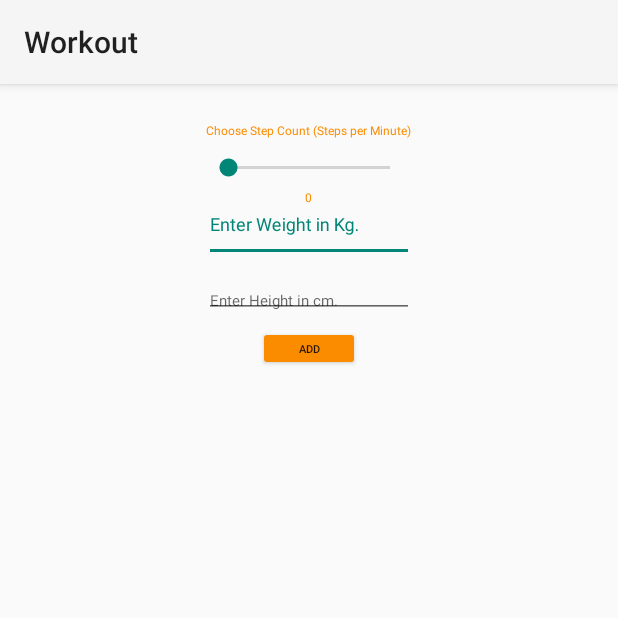
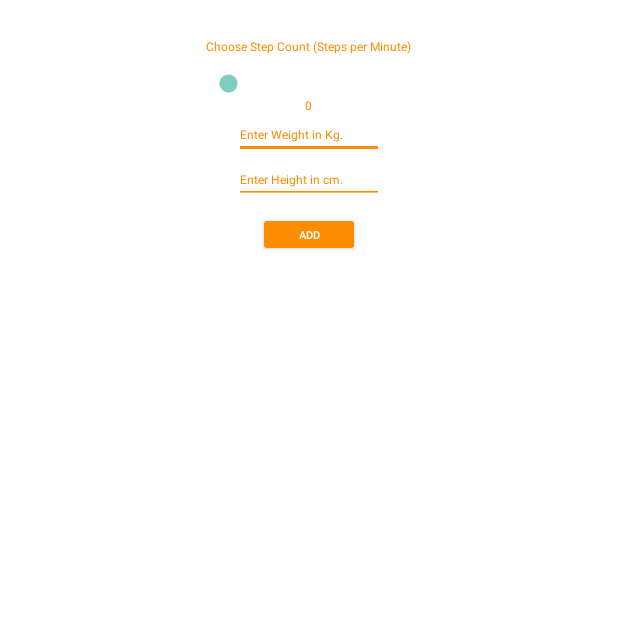
Before and after one commit to rafaelfagundes/AndroidWorkout, an Android app: the screen it shows after launch (MainActivity), on a phone screen of 412 x 824 dp, the top half of it. Run offline under Robolectric (Android 15) with nearby library versions, the phone set to English and light mode, and no system bars.

Commit message:
anusha Metta

```diff
--- a/app/src/main/java/com/rafaelfagundes/arrworkout/MainActivity.java
+++ b/app/src/main/java/com/rafaelfagundes/arrworkout/MainActivity.java
@@ -3,12 +3,14 @@ package com.rafaelfagundes.arrworkout;
 import androidx.appcompat.app.AppCompatActivity;
 
 import android.content.Context;
+import android.content.Intent;
 import android.content.SharedPreferences;
 import android.os.Bundle;
 import android.widget.Button;
 import android.widget.EditText;
 import android.widget.SeekBar;
 import android.widget.TextView;
+
 
 import com.google.android.material.textfield.TextInputLayout;
 
@@ -27,8 +29,8 @@ public class MainActivity extends AppCompatActivity {
         sharedPreferences = getSharedPreferences("WorkoutSessions", Context.MODE_PRIVATE);
 
 
-        heightEditText = ((TextInputLayout)findViewById(R.id.editText_height)).getEditText();
-        weightEditText = ((TextInputLayout)findViewById(R.id.editText_weight)).getEditText();
+        heightEditText = (findViewById(R.id.editText_height));
+        weightEditText = (findViewById(R.id.editText_weight));
 
         stepCountSeekBar = findViewById(R.id.seekBar);
             stepCountTextView = findViewById(R.id.textView2);
@@ -52,8 +54,10 @@ public class MainActivity extends AppCompatActivity {
 
         private void addWorkoutSession() {
             int stepCount = stepCountSeekBar.getProgress();
-            int height = Integer.parseInt(heightEditText.getText().toString());
-            int weight = Integer.parseInt(weightEditText.getText().toString());
+            int height = 0;
+            int weight = 0;
+             height = Integer.parseInt(heightEditText.getText().toString());
+             weight = Integer.parseInt(weightEditText.getText().toString());
 
             // Calculate stride
             double stride = height * 0.414;
@@ -85,6 +89,7 @@ public class MainActivity extends AppCompatActivity {
             editor.putFloat("caloriesBurned", (float) calories);
             editor.apply();
 
-            // Start new activity or perform necessary actions
+            Intent intent = new Intent(MainActivity.this, MainActivity2.class);
+            startActivity(intent);
         }
     }
--- a/app/src/main/java/com/rafaelfagundes/arrworkout/MainActivity2.java
+++ b/app/src/main/java/com/rafaelfagundes/arrworkout/MainActivity2.java
@@ -7,6 +7,8 @@ import android.os.Bundle;
 import androidx.appcompat.app.AppCompatActivity;
 import androidx.recyclerview.widget.LinearLayoutManager;
 import androidx.recyclerview.widget.RecyclerView;
+
+
 
 import java.util.ArrayList;
 import java.util.List;
--- a/app/src/main/java/com/rafaelfagundes/arrworkout/MainActivity3Adapter.java
+++ b/app/src/main/java/com/rafaelfagundes/arrworkout/MainActivity3Adapter.java
@@ -7,6 +7,8 @@ import android.widget.TextView;
 
 import androidx.annotation.NonNull;
 import androidx.recyclerview.widget.RecyclerView;
+
+
 
 import java.util.List;
 
--- a/app/src/main/res/layout/activity_main.xml
+++ b/app/src/main/res/layout/activity_main.xml
@@ -3,6 +3,7 @@
     xmlns:app="http://schemas.android.com/apk/res-auto"
     xmlns:tools="http://schemas.android.com/tools"
     android:layout_width="match_parent"
+    android:background="#ffffff"
     android:layout_height="match_parent"
     tools:context=".MainActivity">
 
@@ -29,6 +30,7 @@
             android:layout_height="wrap_content"
             android:layout_gravity="center"
             android:layout_marginTop="10dp"
+            android:max="200"
             tools:layout_editor_absoluteX="82dp"
             tools:layout_editor_absoluteY="35dp" />
 
@@ -38,45 +40,34 @@
             android:layout_height="wrap_content"
             android:layout_gravity="center"
             android:textSize="8dp"
-            android:layout_marginTop="5dp"
             android:text="@string/defaultstep"
             android:textColor="@color/orange"
             tools:layout_editor_absoluteX="83dp"
             tools:layout_editor_absoluteY="52dp" />
 
-        <com.google.android.material.textfield.TextInputLayout
+        <EditText
             android:id="@+id/editText_weight"
-            android:layout_width="140dp"
-            android:layout_height="32dp"
+            android:layout_width="100dp"
+            android:layout_height="30dp"
             android:layout_gravity="center"
-            android:layout_marginTop="5dp"
-            tools:layout_editor_absoluteX="74dp"
-            tools:layout_editor_absoluteY="97dp">
+            android:textColor="#000000"
+            android:textColorHint="@color/orange"
+            android:backgroundTint="@color/orange"
+            android:hint="@string/weighthint"
+            android:textSize="8dp">
+        </EditText>
 
-            <com.google.android.material.textfield.TextInputEditText
-                android:layout_width="match_parent"
-                android:layout_height="match_parent"
-                android:hint="@string/weighthint"
-                android:layout_gravity="center"
-                android:textSize="10dp" />
-        </com.google.android.material.textfield.TextInputLayout>
-
-        <com.google.android.material.textfield.TextInputLayout
+        <EditText
             android:id="@+id/editText_height"
-            android:layout_width="140dp"
-            android:layout_height="32dp"
+            android:layout_width="100dp"
+            android:textColor="#000000"
+            android:textColorHint="@color/orange"
+            android:backgroundTint="@color/orange"
+            android:layout_height="30dp"
             android:layout_gravity="center"
-            android:layout_marginTop="5dp"
-            tools:layout_editor_absoluteX="77dp"
-            tools:layout_editor_absoluteY="153dp">
-
-            <com.google.android.material.textfield.TextInputEditText
-                android:layout_width="match_parent"
-                android:layout_height="match_parent"
-                android:hint="@string/heighthint"
-                android:textSize="10dp" />
-        </com.google.android.material.textfield.TextInputLayout>
-
+            android:hint="@string/heighthint"
+            android:textSize="8dp">
+        </EditText>
         <Button
             android:id="@+id/button"
             android:layout_width="68dp"
@@ -86,6 +77,7 @@
             android:backgroundTint="@color/orange"
             android:text="@string/session"
             android:textSize="7dp" />
+
     </LinearLayout>
 
 </androidx.constraintlayout.widget.ConstraintLayout>
--- a/app/src/main/res/layout/activity_main2.xml
+++ b/app/src/main/res/layout/activity_main2.xml
@@ -4,6 +4,7 @@
     xmlns:tools="http://schemas.android.com/tools"
     android:layout_width="match_parent"
     android:layout_height="match_parent"
+    android:background="#ffff"
     tools:context=".MainActivity2">
 
     <androidx.recyclerview.widget.RecyclerView
--- a/app/src/main/res/layout/activity_main3.xml
+++ b/app/src/main/res/layout/activity_main3.xml
@@ -3,9 +3,10 @@
     xmlns:app="http://schemas.android.com/apk/res-auto"
     xmlns:tools="http://schemas.android.com/tools"
     android:layout_width="match_parent"
+    android:background="#ffffff"
     android:layout_height="match_parent"
     tools:context=".MainActivity3">
-    <!-- item_workout_session.xml -->
+
     <LinearLayout
         android:id="@+id/linearLayout"
         android:layout_width="0dp"
```
Also changed, not shown: app/src/main/AndroidManifest.xml (+6 -1 lines), app/src/main/java/com/rafaelfagundes/arrworkout/MainActivity3.java (+0 -8 lines).
